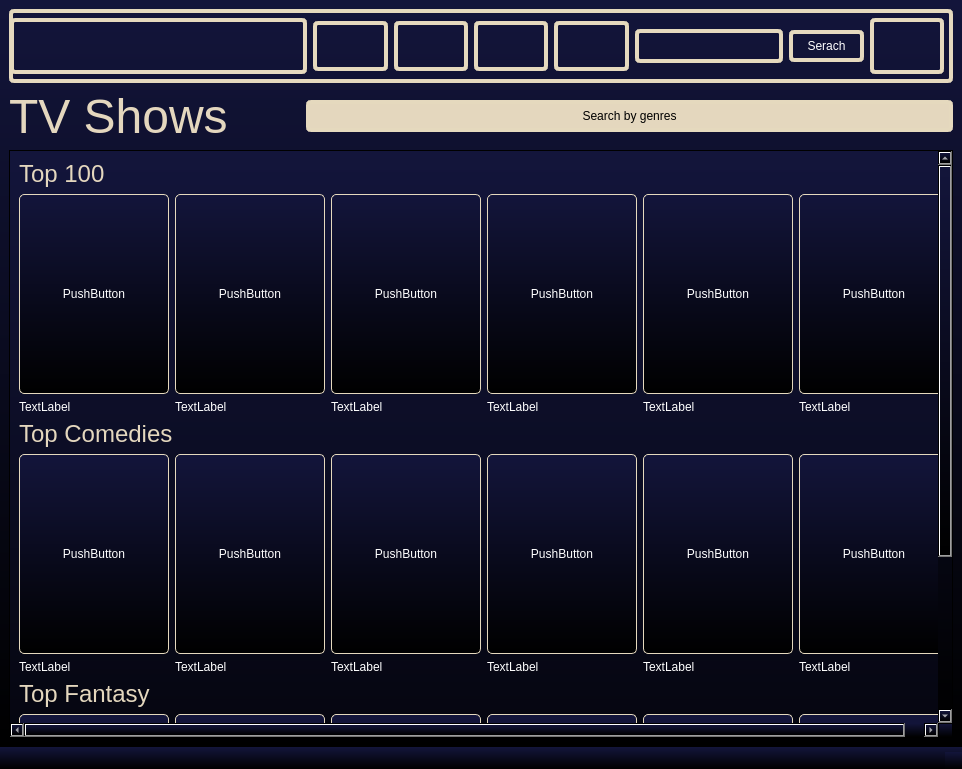
Above: src/qt/tvshows.ui from Dushnilas/recsys_project before the change. Below: the same form after it.
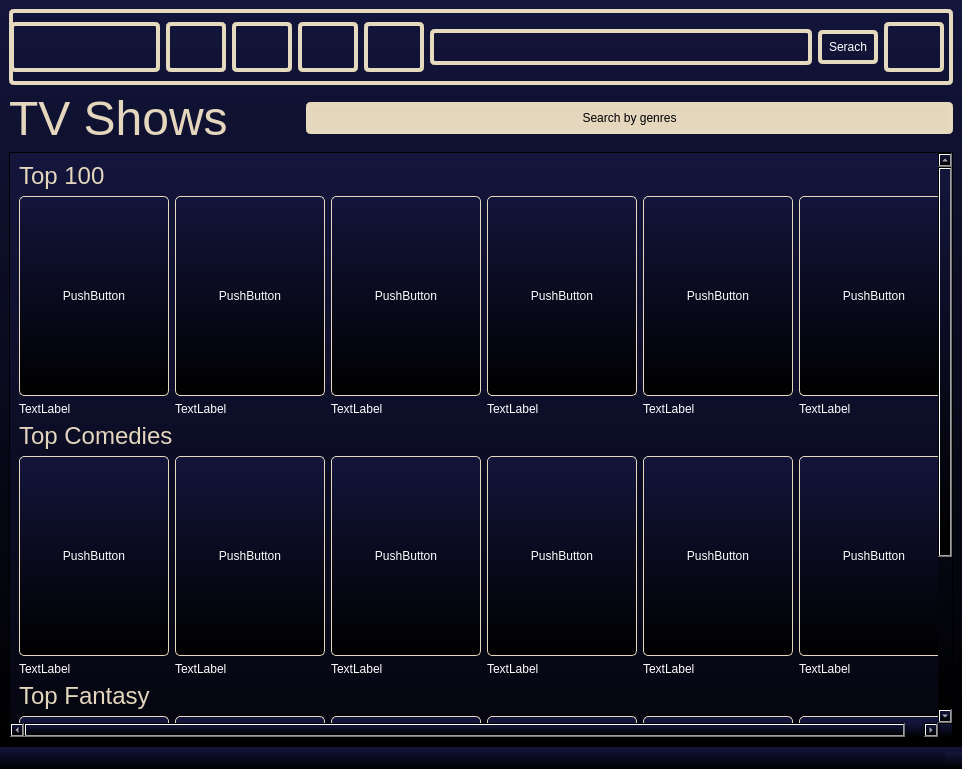
That is the form after the change. Icons and pictures are not drawn.

Patch:
```diff
--- a/src/qt/tvshows.ui
+++ b/src/qt/tvshows.ui
@@ -23,10 +23,22 @@
      <layout class="QHBoxLayout" name="headerLO">
       <item>
        <widget class="QWidget" name="widget" native="true">
+        <property name="sizePolicy">
+         <sizepolicy hsizetype="Preferred" vsizetype="Preferred">
+          <horstretch>0</horstretch>
+          <verstretch>76</verstretch>
+         </sizepolicy>
+        </property>
         <property name="minimumSize">
          <size>
           <width>0</width>
-          <height>74</height>
+          <height>76</height>
+         </size>
+        </property>
+        <property name="maximumSize">
+         <size>
+          <width>16777215</width>
+          <height>76</height>
          </size>
         </property>
         <property name="styleSheet">
@@ -42,10 +54,22 @@
          </property>
          <item>
           <widget class="QLabel" name="label">
+           <property name="sizePolicy">
+            <sizepolicy hsizetype="Preferred" vsizetype="Preferred">
+             <horstretch>150</horstretch>
+             <verstretch>50</verstretch>
+            </sizepolicy>
+           </property>
            <property name="minimumSize">
             <size>
              <width>150</width>
-             <height>0</height>
+             <height>50</height>
+            </size>
+           </property>
+           <property name="maximumSize">
+            <size>
+             <width>150</width>
+             <height>50</height>
             </size>
            </property>
            <property name="styleSheet">
@@ -58,9 +82,21 @@
          </item>
          <item>
           <widget class="QPushButton" name="HomeButTV">
+           <property name="sizePolicy">
+            <sizepolicy hsizetype="Fixed" vsizetype="Fixed">
+             <horstretch>60</horstretch>
+             <verstretch>50</verstretch>
+            </sizepolicy>
+           </property>
            <property name="minimumSize">
             <size>
-             <width>0</width>
+             <width>60</width>
+             <height>50</height>
+            </size>
+           </property>
+           <property name="maximumSize">
+            <size>
+             <width>60</width>
              <height>50</height>
             </size>
            </property>
@@ -74,9 +110,21 @@
          </item>
          <item>
           <widget class="QPushButton" name="FilmsButTV">
+           <property name="sizePolicy">
+            <sizepolicy hsizetype="Fixed" vsizetype="Fixed">
+             <horstretch>60</horstretch>
+             <verstretch>50</verstretch>
+            </sizepolicy>
+           </property>
            <property name="minimumSize">
             <size>
-             <width>0</width>
+             <width>60</width>
+             <height>50</height>
+            </size>
+           </property>
+           <property name="maximumSize">
+            <size>
+             <width>60</width>
              <height>50</height>
             </size>
            </property>
@@ -90,9 +138,21 @@
          </item>
          <item>
           <widget class="QPushButton" name="TVShowsButTV">
+           <property name="sizePolicy">
+            <sizepolicy hsizetype="Fixed" vsizetype="Fixed">
+             <horstretch>60</horstretch>
+             <verstretch>50</verstretch>
+            </sizepolicy>
+           </property>
            <property name="minimumSize">
             <size>
-             <width>0</width>
+             <width>60</width>
+             <height>50</height>
+            </size>
+           </property>
+           <property name="maximumSize">
+            <size>
+             <width>60</width>
              <height>50</height>
             </size>
            </property>
@@ -106,9 +166,21 @@
          </item>
          <item>
           <widget class="QPushButton" name="KidsButTV">
+           <property name="sizePolicy">
+            <sizepolicy hsizetype="Fixed" vsizetype="Fixed">
+             <horstretch>60</horstretch>
+             <verstretch>50</verstretch>
+            </sizepolicy>
+           </property>
            <property name="minimumSize">
             <size>
-             <width>0</width>
+             <width>60</width>
+             <height>50</height>
+            </size>
+           </property>
+           <property name="maximumSize">
+            <size>
+             <width>60</width>
              <height>50</height>
             </size>
            </property>
@@ -121,10 +193,41 @@
           </widget>
          </item>
          <item>
-          <widget class="QLineEdit" name="SearchEL"/>
+          <widget class="QLineEdit" name="SearchEL">
+           <property name="minimumSize">
+            <size>
+             <width>0</width>
+             <height>36</height>
+            </size>
+           </property>
+           <property name="maximumSize">
+            <size>
+             <width>16777215</width>
+             <height>36</height>
+            </size>
+           </property>
+          </widget>
          </item>
          <item>
           <widget class="QPushButton" name="SerachButTV">
+           <property name="sizePolicy">
+            <sizepolicy hsizetype="Fixed" vsizetype="Fixed">
+             <horstretch>60</horstretch>
+             <verstretch>34</verstretch>
+            </sizepolicy>
+           </property>
+           <property name="minimumSize">
+            <size>
+             <width>60</width>
+             <height>34</height>
+            </size>
+           </property>
+           <property name="maximumSize">
+            <size>
+             <width>60</width>
+             <height>34</height>
+            </size>
+           </property>
            <property name="text">
             <string>Serach</string>
            </property>
@@ -133,11 +236,23 @@
          <item>
           <widget class="QPushButton" name="UserButTV">
            <property name="sizePolicy">
-            <sizepolicy hsizetype="Minimum" vsizetype="Preferred">
-             <horstretch>0</horstretch>
-             <verstretch>0</verstretch>
+            <sizepolicy hsizetype="Fixed" vsizetype="Fixed">
+             <horstretch>60</horstretch>
+             <verstretch>50</verstretch>
             </sizepolicy>
            </property>
+           <property name="minimumSize">
+            <size>
+             <width>60</width>
+             <height>50</height>
+            </size>
+           </property>
+           <property name="maximumSize">
+            <size>
+             <width>60</width>
+             <height>50</height>
+            </size>
+           </property>
            <property name="styleSheet">
             <string notr="true">border-image: url(:/rec/Pics/profile-user.png);</string>
            </property>
```
Left out of the diff: 2 changed lines with no effect on the pictures.
